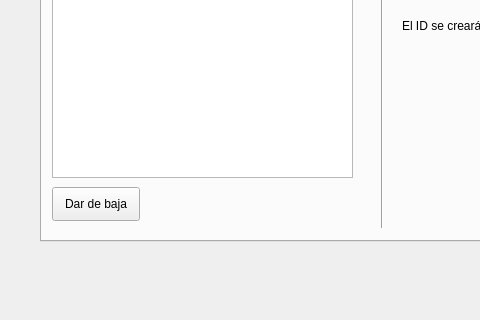
Above: Admin_Fichaje_Plantilla/ui/mainwindow.ui from MartiHui/GSDAM_Fichaje_Plantilla before the change; both pictures show x 0 to 480 and y 216 to 536 of the 794 by 536 pixel window. Below: the same form after it.
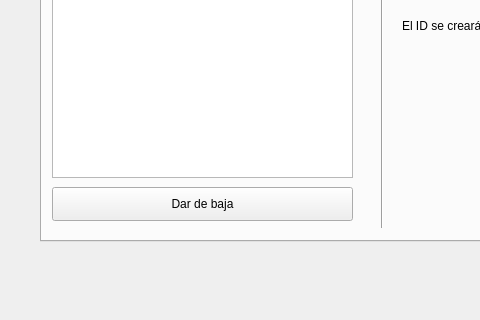
That is the form after the change.

Patch:
```diff
--- a/Admin_Fichaje_Plantilla/ui/mainwindow.ui
+++ b/Admin_Fichaje_Plantilla/ui/mainwindow.ui
@@ -184,7 +184,7 @@
        <rect>
         <x>10</x>
         <y>290</y>
-        <width>88</width>
+        <width>301</width>
         <height>34</height>
        </rect>
       </property>
```
